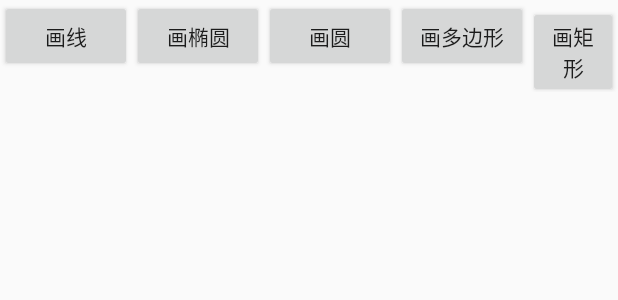
After one commit to ArcGhh/opencv-demos, an Android app: the layout activity_draw.xml on its own in the app's theme, with its tools: preview values and no code run, on a phone screen of 412 x 824 dp. The commit adds this screen. Shown: the top 300 px of the screen. Run offline under Robolectric (Android 15) with nearby library versions, the phone set to English and light mode, and no system bars.

Commit message:
绘制基本图形

```diff
--- a/app/src/main/AndroidManifest.xml
+++ b/app/src/main/AndroidManifest.xml
@@ -26,7 +26,8 @@
         <activity android:name=".FourActivity" />
         <activity android:name=".MatActivity" />
         <activity android:name=".imgproc.blur.BlurActivity" />
-        <activity android:name=".imgproc.morphology.MorphologyActivity"></activity>
+        <activity android:name=".imgproc.morphology.MorphologyActivity" />
+        <activity android:name=".imgproc.draw.DrawActivity"></activity>
     </application>
 
 </manifest>
--- /dev/null
+++ b/app/src/main/res/layout/activity_draw.xml
@@ -0,0 +1,56 @@
+<?xml version="1.0" encoding="utf-8"?>
+<ScrollView xmlns:android="http://schemas.android.com/apk/res/android"
+    xmlns:app="http://schemas.android.com/apk/res-auto"
+    xmlns:tools="http://schemas.android.com/tools"
+    android:layout_width="match_parent"
+    android:layout_height="match_parent"
+    android:orientation="vertical"
+    tools:context=".imgproc.draw.DrawActivity">
+
+    <LinearLayout
+        android:orientation="vertical"
+        android:layout_width="match_parent"
+        android:layout_height="wrap_content">
+
+        <LinearLayout
+            android:orientation="horizontal"
+            android:layout_width="match_parent"
+            android:layout_height="wrap_content">
+
+            <Button
+                android:id="@+id/btnDrawLine"
+                android:layout_width="wrap_content"
+                android:layout_height="wrap_content"
+                android:text="画线"/>
+
+            <Button
+                android:id="@+id/btnDrawEllipse"
+                android:layout_width="wrap_content"
+                android:layout_height="wrap_content"
+                android:text="画椭圆"/>
+
+            <Button
+                android:id="@+id/btnDrawCircle"
+                android:layout_width="wrap_content"
+                android:layout_height="wrap_content"
+                android:text="画圆"/>
+
+            <Button
+                android:id="@+id/btnDrawPolygon"
+                android:layout_width="wrap_content"
+                android:layout_height="wrap_content"
+                android:text="画多边形"/>
+
+            <Button
+                android:id="@+id/btnDrawRect"
+                android:layout_width="wrap_content"
+                android:layout_height="wrap_content"
+                android:text="画矩形"/>
+        </LinearLayout>
+
+        <ImageView
+            android:id="@+id/imgDst"
+            android:layout_width="match_parent"
+            android:layout_height="300dp" />
+    </LinearLayout>
+</ScrollView>
--- a/app/src/main/res/layout/activity_main.xml
+++ b/app/src/main/res/layout/activity_main.xml
@@ -6,6 +6,12 @@
     android:layout_height="match_parent"
     android:orientation="vertical"
     tools:context=".MainActivity">
+
+    <Button
+        android:id="@+id/btnDraw"
+        android:text="基本绘制"
+        android:layout_width="match_parent"
+        android:layout_height="wrap_content" />
 
     <Button
         android:id="@+id/btnBlur"
```
Also changed, not shown: app/src/main/java/com/demo/opencvdemos/MainActivity.java (+10 -1 lines), app/src/main/java/com/demo/opencvdemos/imgproc/draw/DrawActivity.java (added, +135 -0 lines).
